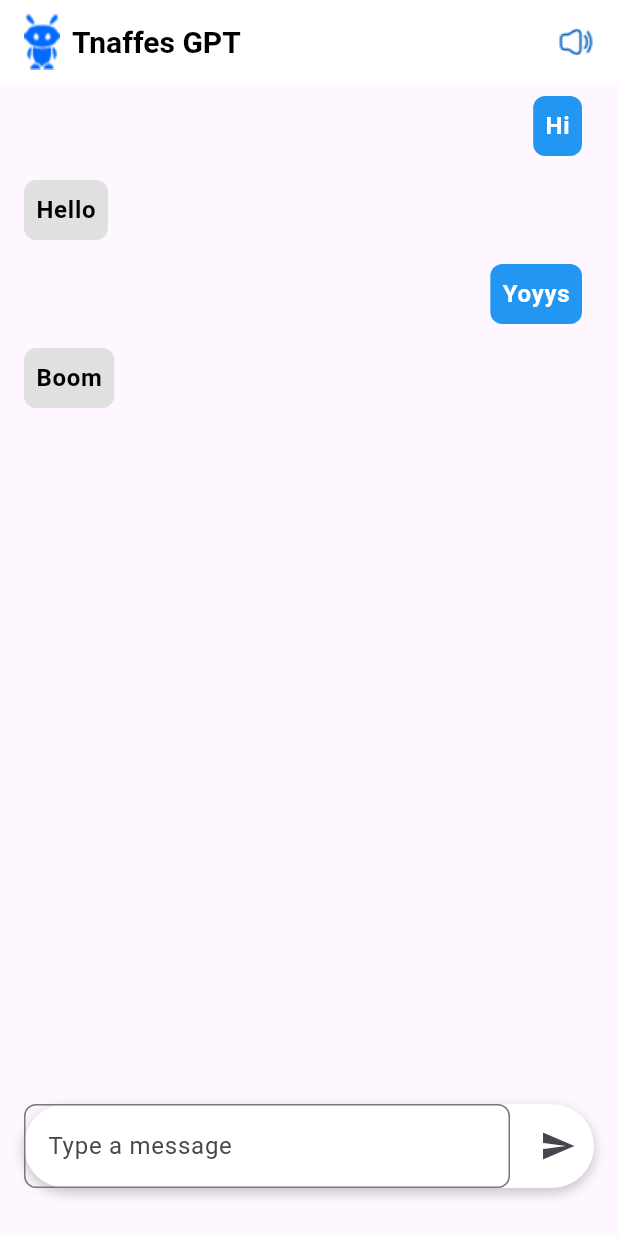
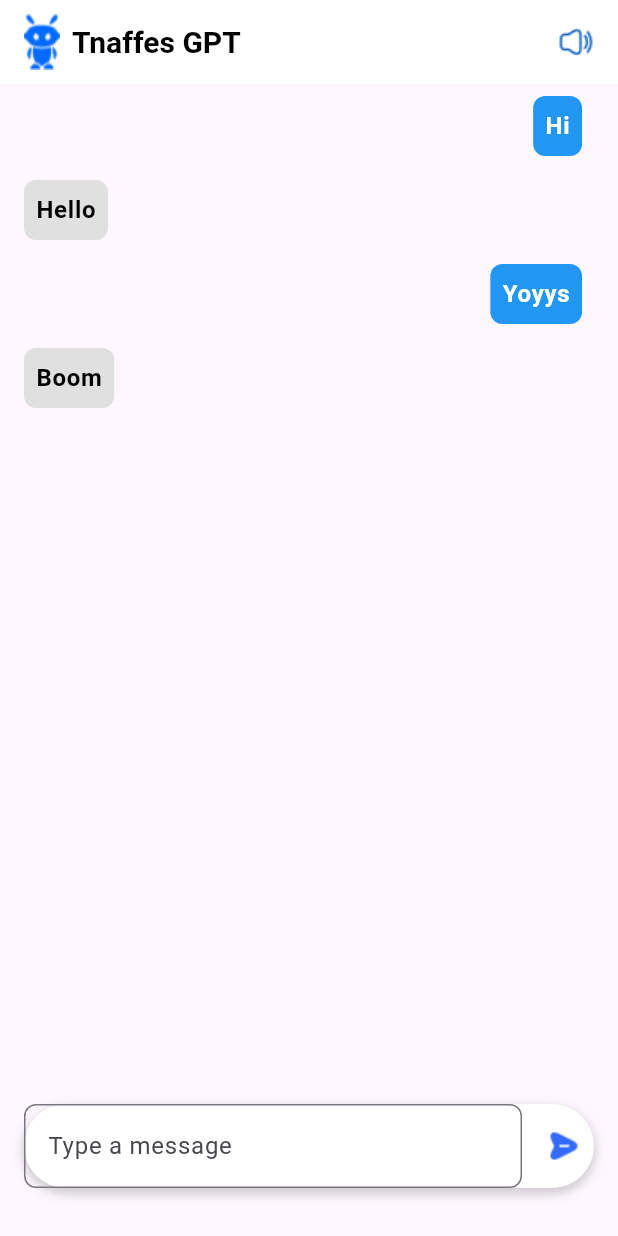
Before and after one commit to ahmedsilinii/chatbot, a Flutter app: the screen it shows after launch, on a phone screen of 412 x 824 dp. Run offline on Flutter 3.47's test engine with Material 3 defaults, Android fonts, the phone set to English and light mode, and no system bars.

Commit message:
Update my_home_page.dart

```diff
--- a/lib/my_home_page.dart
+++ b/lib/my_home_page.dart
@@ -118,7 +118,13 @@ class _MyHomePageState extends State<MyHomePage> {
                     ),
                   ),
                   SizedBox(width: 8),
-                  IconButton(onPressed: () {}, icon: Icon(Icons.send)),
+                  Padding(
+                    padding: const EdgeInsets.all(8.0),
+                    child: GestureDetector(
+                      child: Image.asset('assets/send.png'),
+                      onTap: () {},
+                    ),
+                  ),
                 ],
               ),
             ),
```
